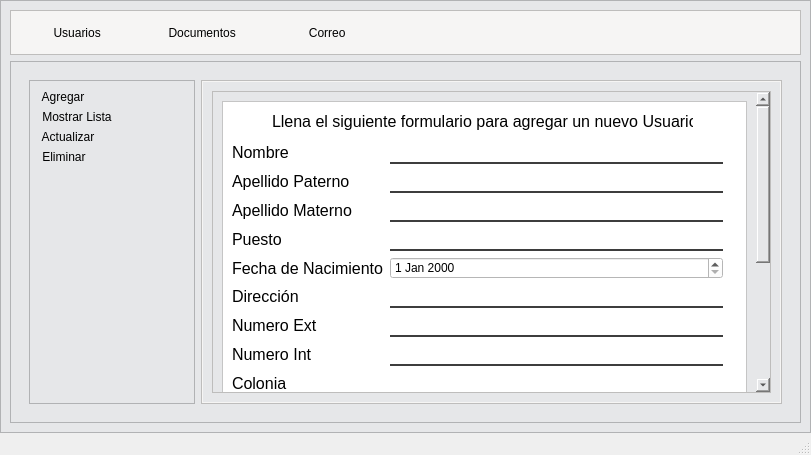
Qt form Tecnologías Emergentes/proyecto.ui (evegand/8vo) before a commit.
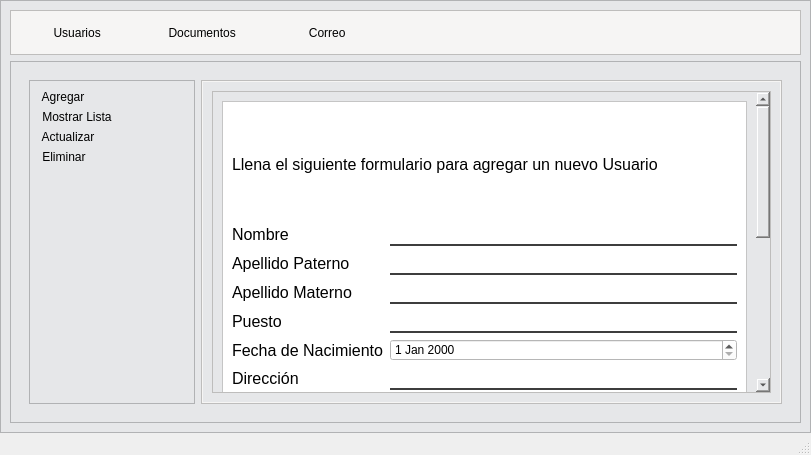
The same form after that commit. The open tabs and pages were chosen to show the change. Icons and pictures are not drawn.

```diff
--- a/Tecnologías Emergentes/proyecto.ui
+++ b/Tecnologías Emergentes/proyecto.ui
@@ -361,9 +361,9 @@
                         <property name="geometry">
                          <rect>
                           <x>0</x>
-                          <y>-145</y>
+                          <y>-348</y>
                           <width>518</width>
-                          <height>518</height>
+                          <height>618</height>
                          </rect>
                         </property>
                         <layout class="QVBoxLayout" name="verticalLayout_7">
@@ -372,7 +372,7 @@
                            <property name="minimumSize">
                             <size>
                              <width>500</width>
-                             <height>500</height>
+                             <height>600</height>
                             </size>
                            </property>
                            <property name="styleSheet">
@@ -384,15 +384,23 @@
                            <property name="frameShadow">
                             <enum>QFrame::Raised</enum>
                            </property>
-                           <widget class="QWidget" name="formLayoutWidget">
-                            <property name="geometry">
-                             <rect>
-                              <x>10</x>
-                              <y>40</y>
-                              <width>491</width>
-                              <height>461</height>
-                             </rect>
-                            </property>
+                           <layout class="QVBoxLayout" name="verticalLayout_10">
+                            <item>
+                             <widget class="QLabel" name="formLabel">
+                              <property name="font">
+                               <font>
+                                <pointsize>12</pointsize>
+                                <weight>11</weight>
+                                <italic>false</italic>
+                                <bold>false</bold>
+                               </font>
+                              </property>
+                              <property name="text">
+                               <string>Llena el siguiente formulario para agregar un nuevo Usuario</string>
+                              </property>
+                             </widget>
+                            </item>
+                            <item>
                             <layout class="QFormLayout" name="formLayout">
                              <item row="0" column="0">
                               <widget class="QLabel" name="nombreLabel_2">
@@ -545,28 +553,25 @@
                               </widget>
                              </item>
                             </layout>
-                           </widget>
-                           <widget class="QLabel" name="formLabel">
-                            <property name="geometry">
-                             <rect>
-                              <x>50</x>
-                              <y>10</y>
-                              <width>421</width>
-                              <height>21</height>
-                             </rect>
-                            </property>
-                            <property name="font">
-                             <font>
-                              <pointsize>12</pointsize>
-                              <weight>11</weight>
-                              <italic>false</italic>
-                              <bold>false</bold>
-                             </font>
+                            </item>
+                            <item>
+                             <widget class="QPushButton" name="addUserBtn">
+                              <property name="minimumSize">
+                               <size>
+                                <width>0</width>
+                                <height>34</height>
+                               </size>
+                              </property>
+                              <property name="styleSheet">
+                               <string notr="true">background-color: rgb(51, 209, 122);
+color: #fff;</string>
                             </property>
                             <property name="text">
-                             <string>Llena el siguiente formulario para agregar un nuevo Usuario</string>
-                            </property>
-                           </widget>
+                               <string>Agregar usuario</string>
+                              </property>
+                             </widget>
+                            </item>
+                           </layout>
                           </widget>
                          </item>
                         </layout>
```
Left out of the diff: 2 changed lines with no effect on the pictures. Lines whose indentation alone changed are shown as unchanged.
